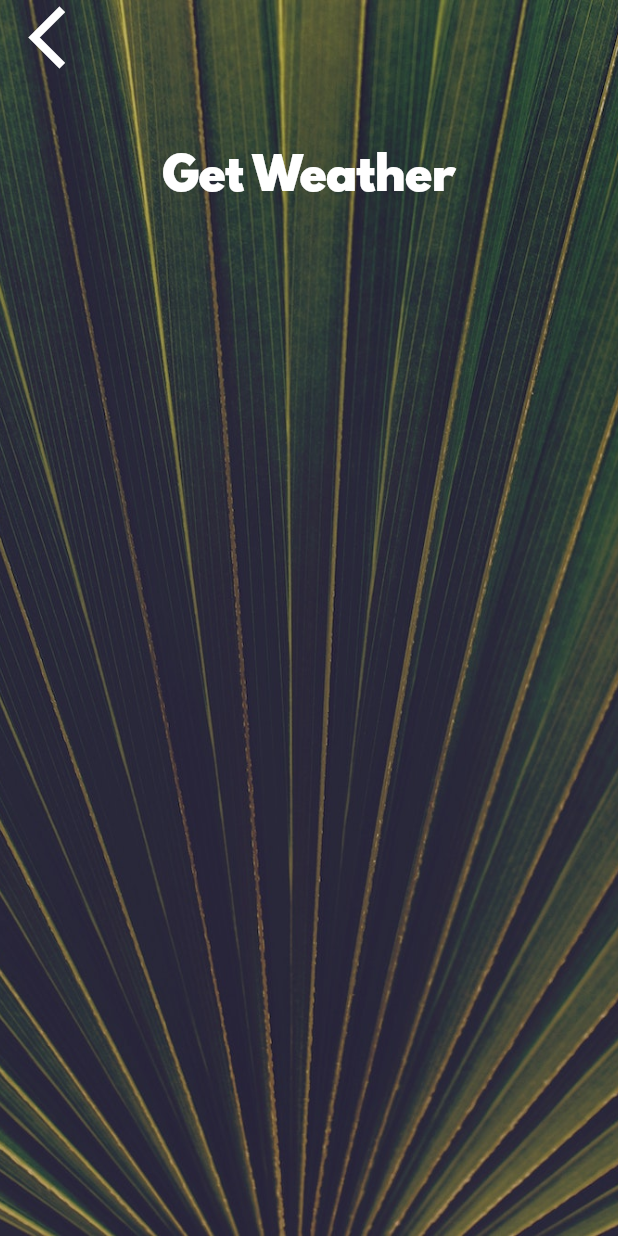
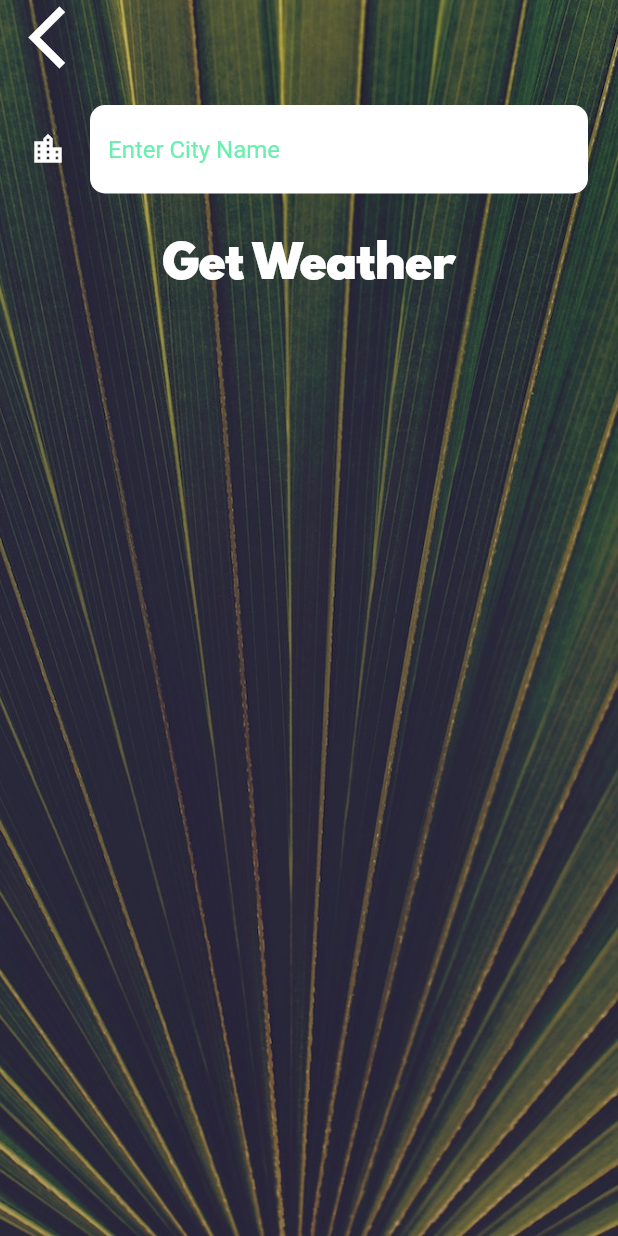
Before and after one commit to Origogi/Flutter_Weather, a Flutter app: the CityScreen screen opened directly, on a phone screen of 412 x 824 dp. Run offline on Flutter 3.47's test engine with Material 2 defaults, Android fonts, the phone set to English and light mode, and no system bars; our stand-ins replace flutter_spinkit, geolocator; network calls fail.

Commit message:
complete code

```diff
--- a/lib/screens/city_screen.dart
+++ b/lib/screens/city_screen.dart
@@ -7,6 +7,9 @@ class CityScreen extends StatefulWidget {
 }
 
 class _CityScreenState extends State<CityScreen> {
+
+  String cityName;
+
   @override
   Widget build(BuildContext context) {
     return Scaffold(
@@ -24,7 +27,9 @@ class _CityScreenState extends State<CityScreen> {
               Align(
                 alignment: Alignment.topLeft,
                 child: FlatButton(
-                  onPressed: () {},
+                  onPressed: () {
+                    Navigator.pop(context);
+                  },
                   child: Icon(
                     Icons.arrow_back_ios,
                     size: 50.0,
@@ -32,11 +37,20 @@ class _CityScreenState extends State<CityScreen> {
                 ),
               ),
               Container(
-                padding: EdgeInsets.all(20.0),
-                child: null,
-              ),
+                  padding: EdgeInsets.all(20.0),
+                  child: TextField(
+                    style: TextStyle(color: Colors.black),
+                    decoration: kTextFiledInputDecoration,
+                    onChanged: (value) {
+                      print(value);
+                      cityName = value;
+                    },
+                  ),
+                  ),
               FlatButton(
-                onPressed: () {},
+                onPressed: () {
+                  Navigator.pop(context, cityName);
+                },
                 child: Text(
                   'Get Weather',
                   style: kButtonTextStyle,
--- a/lib/utilities/constants.dart
+++ b/lib/utilities/constants.dart
@@ -18,3 +18,14 @@ const kButtonTextStyle = TextStyle(
 const kConditionTextStyle = TextStyle(
   fontSize: 100.0,
 );
+
+
+const kTextFiledInputDecoration = InputDecoration(
+                      filled: true,
+                      fillColor: Colors.white,
+                      icon: Icon(Icons.location_city, color: Colors.white),
+                      hintText: 'Enter City Name',
+                      hintStyle: TextStyle(color: Colors.greenAccent),
+                      border: OutlineInputBorder(
+                        borderSide: BorderSide.none,
+                          borderRadius: BorderRadius.all(Radius.circular(10))));
```
Also changed, not shown: lib/screens/loading_screen.dart (+4 -14 lines), lib/screens/location_screen.dart (+43 -10 lines), lib/services/weather.dart (+28 -0 lines).
